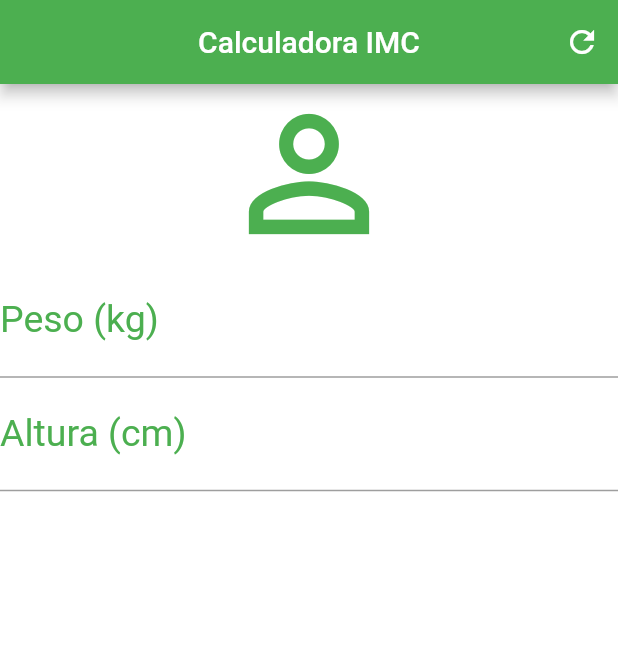
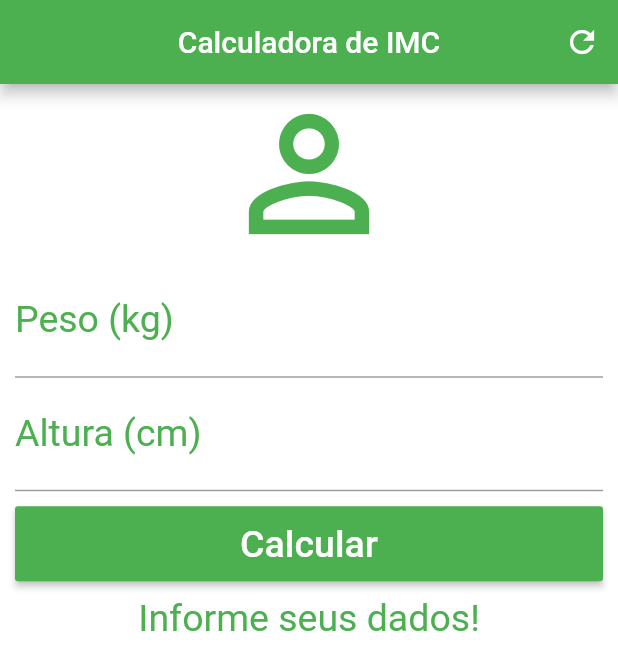
Before and after one commit to AdrianoFPinheiro/calculadora_imc, a Flutter app: the screen it shows after launch, on a phone screen of 412 x 824 dp. Shown: the top 670 px of the screen. Run offline on Flutter 3.47's test engine with Material 2 defaults, Android fonts, the phone set to English and light mode, and no system bars.

Commit message:
Calculadora de IMC

```diff
--- a/lib/main.dart
+++ b/lib/main.dart
@@ -1,4 +1,3 @@
-import 'package:flutter/cupertino.dart';
 import 'package:flutter/material.dart';
 
 void main() {
@@ -13,42 +12,121 @@ class Home extends StatefulWidget {
 }
 
 class _HomeState extends State<Home> {
+  TextEditingController weightController = TextEditingController();
+  TextEditingController heightController = TextEditingController();
+
+  GlobalKey<FormState> _formKey = GlobalKey<FormState>();
+
+  String _infoText = "Informe seus dados!";
+
+  void _resetFields(){
+    weightController.text = "";
+    heightController.text = "";
+    setState(() {
+      _infoText = "Informe seus dados!";
+      _formKey = GlobalKey<FormState>();
+    });
+  }
+
+  void _calculate(){
+    setState(() {
+      double weight = double.parse(weightController.text);
+      double height = double.parse(heightController.text) / 100;
+      double imc = weight / (height * height);
+      if(imc < 18.6){
+        _infoText = "Abaixo do Peso (${imc.toStringAsPrecision(4)})";
+      } else if(imc >= 18.6 && imc < 24.9){
+        _infoText = "Peso Ideal (${imc.toStringAsPrecision(4)})";
+      } else if(imc >= 24.9 && imc < 29.9){
+        _infoText = "Levemente Acima do Peso (${imc.toStringAsPrecision(4)})";
+      } else if(imc >= 29.9 && imc < 34.9){
+        _infoText = "Obesidade Grau I (${imc.toStringAsPrecision(4)})";
+      } else if(imc >= 34.9 && imc < 39.9){
+        _infoText = "Obesidade Grau II (${imc.toStringAsPrecision(4)})";
+      } else if(imc >= 40){
+        _infoText = "Obesidade Grau III (${imc.toStringAsPrecision(4)})";
+      }
+    });
+  }
+
   @override
   Widget build(BuildContext context) {
     return Scaffold(
       appBar: AppBar(
-          title: Text("Calculadora IMC"),
+        title: Text("Calculadora de IMC"),
         centerTitle: true,
         backgroundColor: Colors.green,
         actions: <Widget>[
           IconButton(
             icon: Icon(Icons.refresh),
-              onPressed: () {},
+            onPressed: _resetFields,
           )
         ],
       ),
       backgroundColor: Colors.white,
-        body: Column(
+      body: SingleChildScrollView(
+        padding: EdgeInsets.fromLTRB(10.0, 0.0, 10.0, 0.0),
+        child: Form(
+          key: _formKey,
+          child: Column(
             crossAxisAlignment: CrossAxisAlignment.stretch,
             children: <Widget>[
               Icon(Icons.person_outline, size: 120.0, color: Colors.green),
-            TextField(
+              TextFormField(
                 keyboardType: TextInputType.number,
                 decoration: InputDecoration(
                     labelText: "Peso (kg)",
                     labelStyle: TextStyle(color: Colors.green)),
                 textAlign: TextAlign.center,
                 style: TextStyle(color: Colors.green, fontSize: 25.0),
+                controller: weightController,
+                validator: (value) {
+                  if(value.isEmpty){
+                    return "Insira seu Peso!";
+                  }
+                },
               ),
-            TextField(
+              TextFormField(
                 keyboardType: TextInputType.number,
                 decoration: InputDecoration(
                     labelText: "Altura (cm)",
                     labelStyle: TextStyle(color: Colors.green)),
                 textAlign: TextAlign.center,
                 style: TextStyle(color: Colors.green, fontSize: 25.0),
+                controller: heightController,
+                validator: (value) {
+                  if(value.isEmpty){
+                    return "Insira sua Altura!";
+                  }
+                },
+              ),
+              Padding(
+                padding: EdgeInsets.only(top: 10.0, bottom: 10.0),
+                child: Container(
+                  height: 50.0,
+                  child: RaisedButton(
+                    onPressed: () {
+                      if(_formKey.currentState.validate()){
+                        _calculate();
+                      }
+                    },
+                    child: Text(
+                      "Calcular",
+                      style: TextStyle(color: Colors.white, fontSize: 25.0),
+                    ),
+                    color: Colors.green,
+                  ),
+                ),
+              ),
+              Text(
+                _infoText,
+                textAlign: TextAlign.center,
+                style: TextStyle(color: Colors.green, fontSize: 25.0),
               )
             ],
-        ));
+          ),
+        ),
+      ),
+    );
   }
 }
```
Lines whose indentation alone changed are shown as unchanged.
